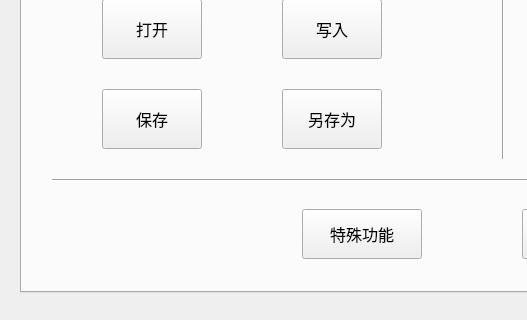
mad0coding/Ethane-XVI-QT, file widget.ui: the form before one commit; both pictures show x 0 to 527 and y 387 to 707 of the 1000 by 707 pixel window.
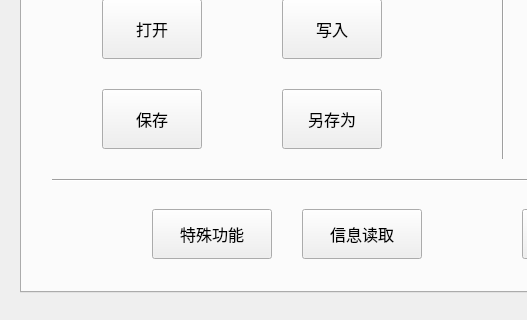
The form after the commit.

Commit message: 参数与诊断数据读取 读取与特殊功能分离-1124

```diff
--- a/widget.ui
+++ b/widget.ui
@@ -828,7 +828,7 @@
     <widget class="QPushButton" name="Bt_special">
      <property name="geometry">
       <rect>
-       <x>280</x>
+       <x>130</x>
        <y>490</y>
        <width>120</width>
        <height>50</height>
@@ -1194,6 +1194,27 @@
       <string>映射:</string>
      </property>
     </widget>
+    <widget class="QPushButton" name="Bt_info">
+     <property name="geometry">
+      <rect>
+       <x>280</x>
+       <y>490</y>
+       <width>120</width>
+       <height>50</height>
+      </rect>
+     </property>
+     <property name="font">
+      <font>
+       <pointsize>12</pointsize>
+      </font>
+     </property>
+     <property name="focusPolicy">
+      <enum>Qt::NoFocus</enum>
+     </property>
+     <property name="text">
+      <string>信息读取</string>
+     </property>
+    </widget>
     <zorder>label_62</zorder>
     <zorder>label_64</zorder>
     <zorder>label_65</zorder>
```
Left out of the diff: 1 changed line with no effect on the pictures. The commit also changes 9 other files.
